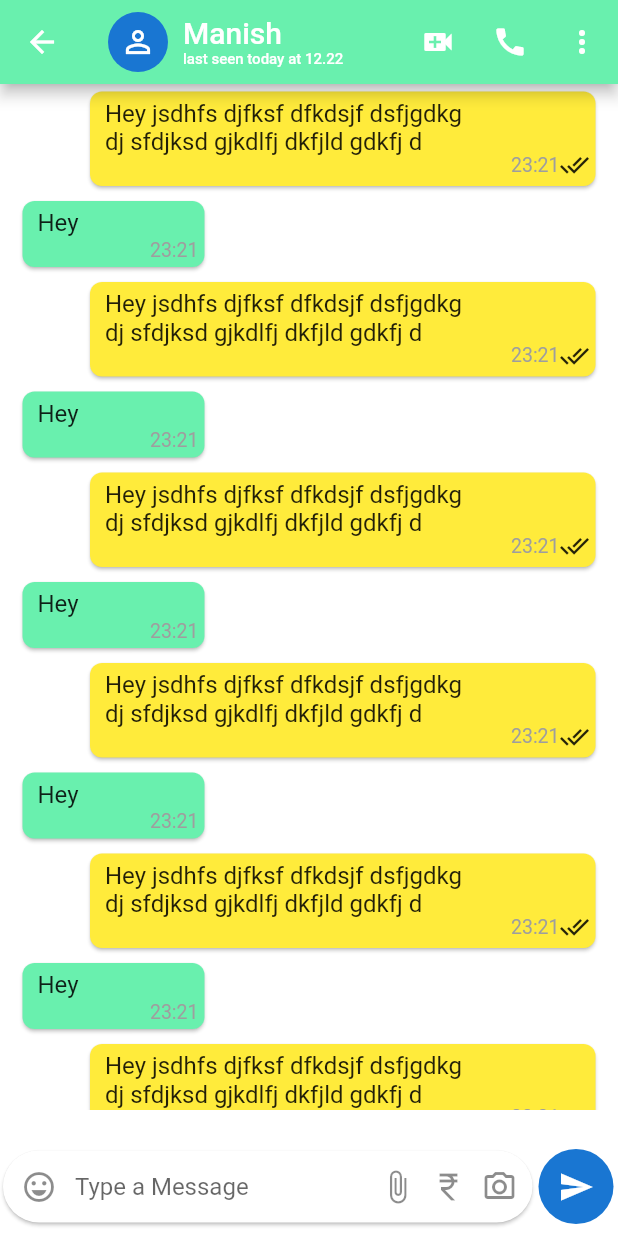
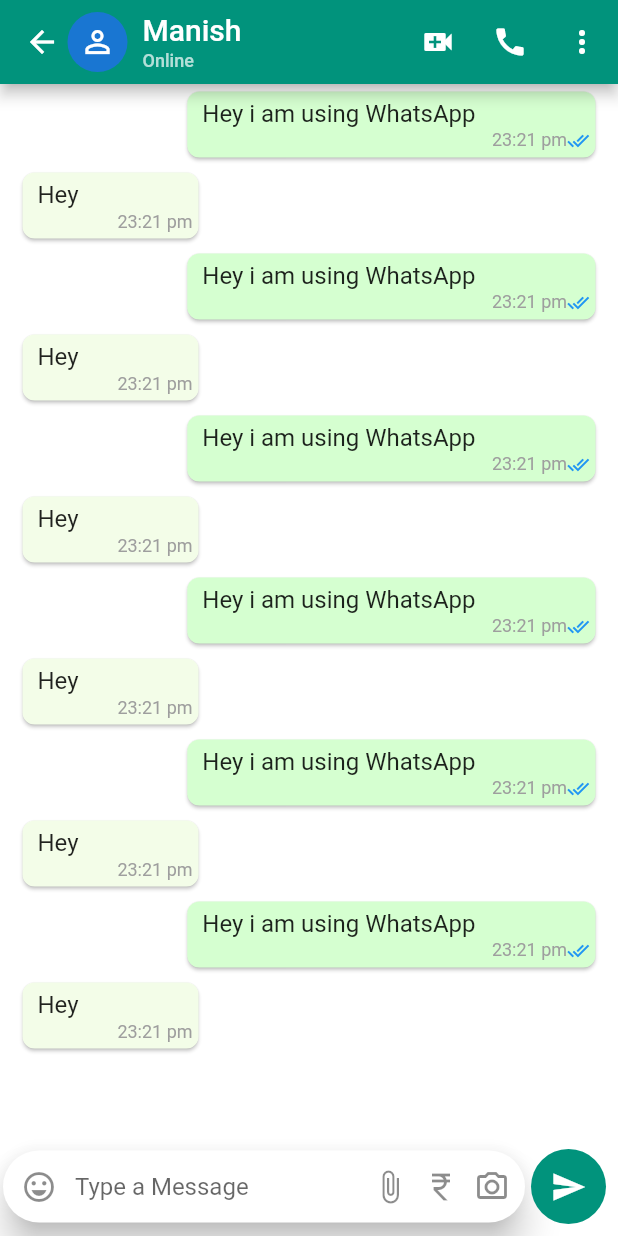
Before and after one commit to Manishs2261/WhtasApp_clone, a Flutter app: the PersonChatPage screen opened directly, on a phone screen of 412 x 824 dp. Run offline on Flutter 3.47's test engine with Material 2 defaults, Android fonts, the light colour scheme and no system bars; our stand-ins replace emoji_picker_flutter, socket_io_client.

Commit message:
changes a color

```diff
--- a/lib/main.dart
+++ b/lib/main.dart
@@ -16,8 +16,9 @@
       title: 'Flutter Demo',
       debugShowCheckedModeBanner: false,
       theme: ThemeData(
+
         scaffoldBackgroundColor: Colors.white,
-        appBarTheme: AppBarTheme(color: Color(0xFF075E55)),
+        appBarTheme: AppBarTheme(color: Color(0xff01937c)),
         bottomSheetTheme: BottomSheetThemeData(backgroundColor: Colors.black.withOpacity(0)),
 
       ),
--- a/lib/src/view/home/person_chat_page.dart
+++ b/lib/src/view/home/person_chat_page.dart
@@ -2,6 +2,9 @@
 import 'package:flutter/material.dart';
 import 'package:socket_io_client/socket_io_client.dart' as IO;
 import 'package:flutter/foundation.dart' as foundation;
+import 'package:whatsappclone/src/view/home/profile.dart';
+
+import 'Home.dart';
 
 class PersonChatPage extends StatefulWidget {
   const PersonChatPage({super.key});
@@ -16,21 +19,31 @@
   Widget build(BuildContext context) {
     return Scaffold(
       appBar: AppBar(
-        backgroundColor: Colors.greenAccent,
 
+       automaticallyImplyLeading: false,
 
-        title:Row(
+        title:InkWell(
+          onTap: (){
+            Navigator.push(context, MaterialPageRoute(builder:(context)=> ProfilePage(),maintainState: false));
+          },
+          child: Row(
             children: [
+               InkWell(child: Icon(Icons.arrow_back),onTap: (){
+                 Navigator.pushReplacement(context, MaterialPageRoute(builder: (context)=>HomeScreen()));
+                 },),
+              SizedBox(width: 5,),
               CircleAvatar(child: Icon(Icons.person_outline),),
               SizedBox(width: 10,),
             Column(
               crossAxisAlignment: CrossAxisAlignment.start,
               children: [
                 Text("Manish"),
-              Text("last seen today at 12.22",style: TextStyle(fontSize: 10),)
+                SizedBox(height: 2,),
+                Text("Online",style: TextStyle(fontSize: 12,color: Colors.white70),)
               ],
             )
             ],
+          ),
         ),
 
         actions: [
@@ -85,8 +98,9 @@
              child: Row(
                     children: [
                       Container(
-                        width: MediaQuery.of(context).size.width -55,
+                        width: MediaQuery.of(context).size.width -60,
                         child: Card(
+                          elevation: 10,
                           shape: RoundedRectangleBorder(borderRadius: BorderRadius.circular(50)),
                           margin: EdgeInsets.only(left: 2,right: 2,bottom: 8),
                           child: TextFormField(
@@ -97,6 +111,7 @@
                             decoration: InputDecoration(
 
                               border: InputBorder.none,
+
                               suffixIcon: Row(
                                 mainAxisSize: MainAxisSize.min,
                                 children: [
@@ -124,10 +139,11 @@
                         ),
                       ),
                       Padding(
-                        padding: const EdgeInsets.only(left: 2,right: 2,bottom: 8),
+                        padding: const EdgeInsets.only(left: 2,right: 3,bottom: 8),
                         child: CircleAvatar(
+                          backgroundColor: Color(0xff01937c),
                           radius: 25,
-                          child: Icon(Icons.send),),
+                          child: Icon(Icons.send,color: Colors.white,),),
                       )
                     ],
                   ),
@@ -232,21 +248,21 @@
         child: Card(
           elevation: 1,
           shape: RoundedRectangleBorder(borderRadius: BorderRadius.circular(8)),
-          color: Colors.yellow,
+          color: Color(0xffd5ffd0),
           margin: EdgeInsets.symmetric(horizontal: 15,vertical: 5),
           child: Stack(
             children: [
               Padding(
                 padding: const EdgeInsets.only(left: 10,right: 80,top: 5,bottom: 20),
-                child: Text("Hey jsdhfs djfksf dfkdsjf dsfjgdkg dj sfdjksd gjkdlfj dkfjld gdkfj d",style: TextStyle(fontSize: 16),),
+                child: Text("Hey i am using WhatsApp",style: TextStyle(fontSize: 16),),
               ),
               Positioned(
                 right: 4,
                 bottom: 4,
                 child: Row(
                   children: [
-                    Text("23:21",style: TextStyle(fontSize: 13,color: Colors.grey),),
-                    Icon(Icons.done_all_outlined,size: 20,),
+                    Text("23:21 pm",style: TextStyle(fontSize: 12,color: Colors.grey),),
+                    Icon(Icons.done_all_outlined,size: 15,color: Colors.blue,),
                   ],
                 ),
               )
@@ -274,18 +290,18 @@
         child: Card(
           elevation: 1,
           shape: RoundedRectangleBorder(borderRadius: BorderRadius.circular(8)),
-          color: Colors.greenAccent,
+          color: Color(0xfff3fde8),
           margin: EdgeInsets.symmetric(horizontal: 15,vertical: 5),
           child: Stack(
             children: [
               Padding(
                 padding: const EdgeInsets.only(left: 10,right: 80,top: 5,bottom: 20),
-                child: Text("Hey ",style: TextStyle(fontSize: 16),),
+                child: Text("Hey",style: TextStyle(fontSize: 16),),
               ),
               Positioned(
                 right: 4,
                 bottom: 4,
-                child: Text("23:21",style: TextStyle(fontSize: 13,color: Colors.grey),),
+                child: Text("23:21 pm",style: TextStyle(fontSize: 12,color: Colors.grey),),
 
 
 
```
Also changed, not shown: lib/src/view/home/Home.dart (+38 -30 lines), lib/src/view/home/Settings.dart (added, +67 -0 lines), lib/src/view/home/contact.dart (+8 -7 lines), lib/src/view/home/profile.dart (+10 -3 lines). Lines whose indentation alone changed are shown as unchanged.
